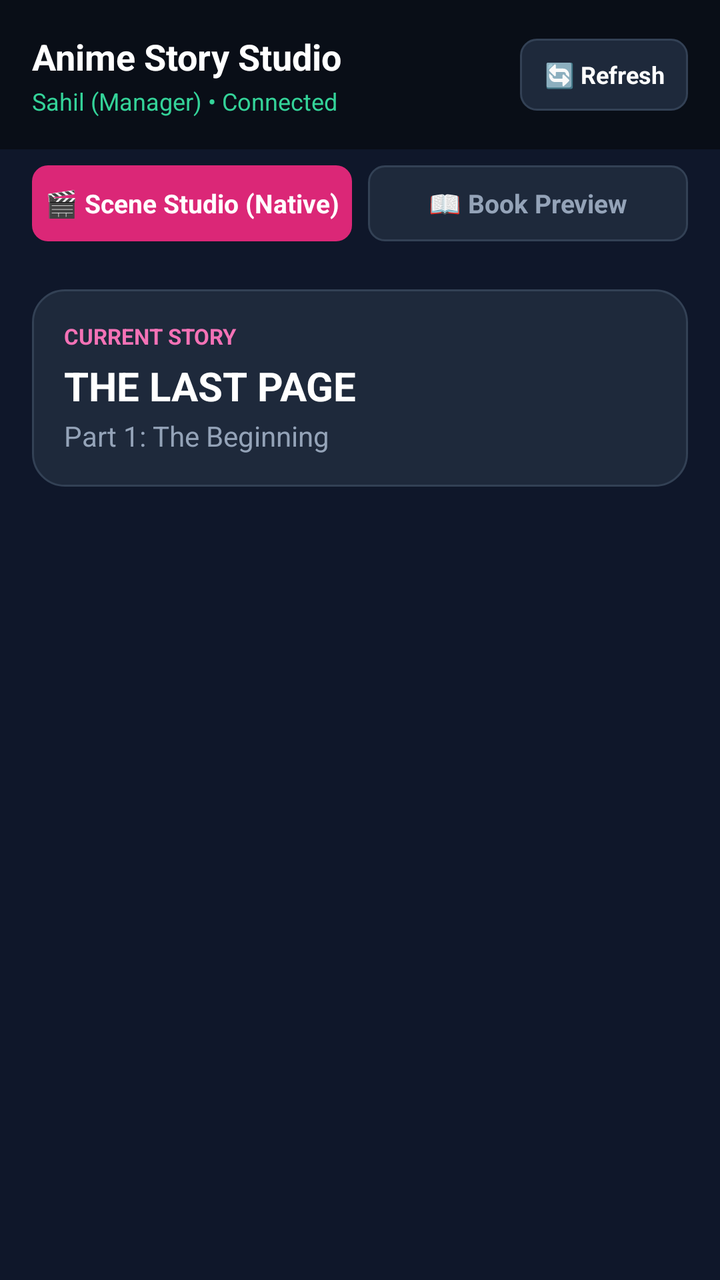
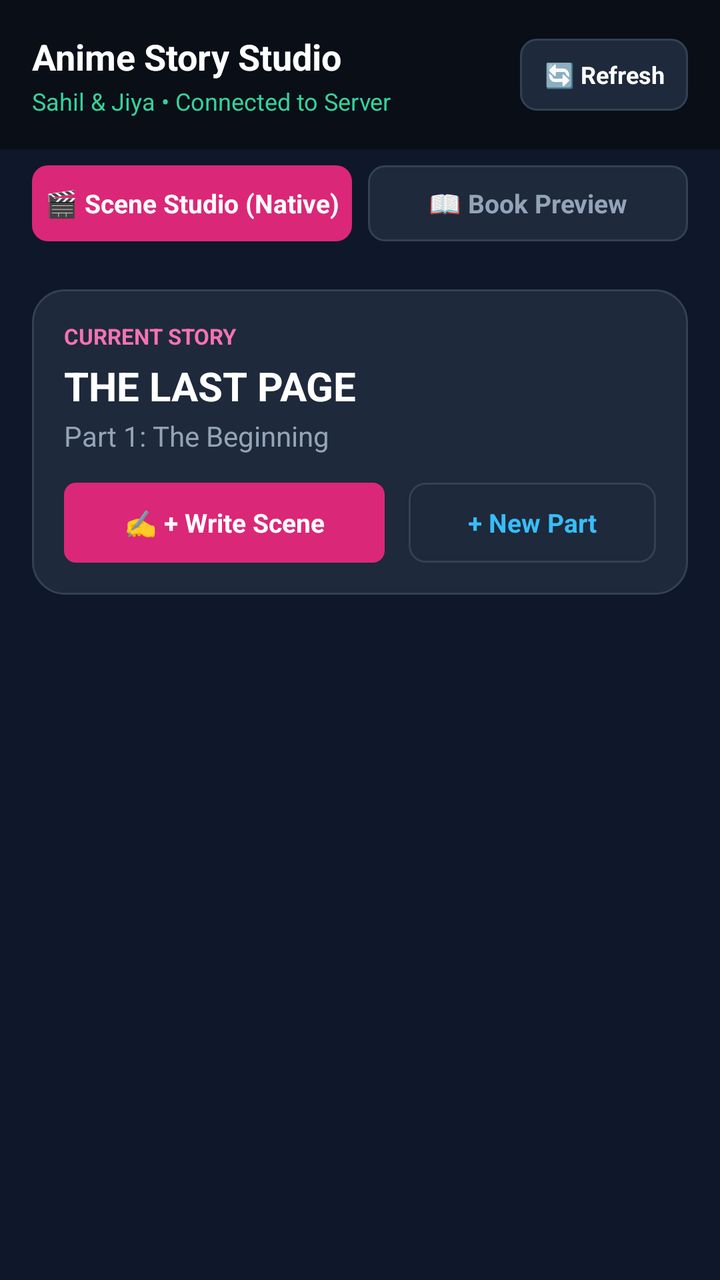

Before-and-after screenshots of an Android layout around one commit, followed by the original layout XML and the change that was made.
<!-- AndroidManifest.xml: application theme AppTheme -->
<!-- res/layout/activity_main.xml -->
<?xml version="1.0" encoding="utf-8"?>
<LinearLayout xmlns:android="http://schemas.android.com/apk/res/android"
    android:layout_width="match_parent"
    android:layout_height="match_parent"
    android:orientation="vertical"
    android:background="#0f172a">

    
    <LinearLayout
        android:layout_width="match_parent"
        android:layout_height="wrap_content"
        android:orientation="horizontal"
        android:padding="16dp"
        android:gravity="center_vertical"
        android:background="#090e17">

        <LinearLayout
            android:layout_width="0dp"
            android:layout_height="wrap_content"
            android:layout_weight="1"
            android:orientation="vertical">

            <TextView
                android:layout_width="wrap_content"
                android:layout_height="wrap_content"
                android:text="Anime Story Studio"
                android:textColor="#ffffff"
                android:textSize="18sp"
                android:textStyle="bold" />

            <TextView
                android:layout_width="wrap_content"
                android:layout_height="wrap_content"
                android:text="Sahil (Manager) • Connected"
                android:textColor="#34d399"
                android:textSize="12sp"
                android:layout_marginTop="2dp" />
        </LinearLayout>

        <Button
            android:id="@+id/btnRefresh"
            android:layout_width="wrap_content"
            android:layout_height="36dp"
            android:text="🔄 Refresh"
            android:textColor="#ffffff"
            android:textSize="12sp"
            android:textStyle="bold"
            android:background="@drawable/tab_unselected_bg"
            android:paddingLeft="12dp"
            android:paddingRight="12dp" />
    </LinearLayout>

    
    <LinearLayout
        android:layout_width="match_parent"
        android:layout_height="wrap_content"
        android:orientation="horizontal"
        android:paddingLeft="16dp"
        android:paddingRight="16dp"
        android:paddingTop="8dp"
        android:paddingBottom="8dp"
        android:background="#0f172a">

        <Button
            android:id="@+id/tabScenes"
            android:layout_width="0dp"
            android:layout_height="38dp"
            android:layout_weight="1"
            android:text="🎬 Scene Studio (Native)"
            android:textColor="#ffffff"
            android:textSize="13sp"
            android:textStyle="bold"
            android:background="@drawable/tab_selected_bg"
            android:layout_marginRight="4dp" />

        <Button
            android:id="@+id/tabReader"
            android:layout_width="0dp"
            android:layout_height="38dp"
            android:layout_weight="1"
            android:text="📖 Book Preview"
            android:textColor="#94a3b8"
            android:textSize="13sp"
            android:textStyle="bold"
            android:background="@drawable/tab_unselected_bg"
            android:layout_marginLeft="4dp" />
    </LinearLayout>

    
    <FrameLayout
        android:layout_width="match_parent"
        android:layout_height="match_parent">

        
        <ScrollView
            android:id="@+id/scrollViewScenes"
            android:layout_width="match_parent"
            android:layout_height="match_parent"
            android:fillViewport="true">

            <LinearLayout
                android:layout_width="match_parent"
                android:layout_height="wrap_content"
                android:orientation="vertical"
                android:padding="16dp">

                
                <LinearLayout
                    android:id="@+id/storyBanner"
                    android:layout_width="match_parent"
                    android:layout_height="wrap_content"
                    android:orientation="vertical"
                    android:background="@drawable/card_background"
                    android:padding="16dp"
                    android:layout_marginBottom="16dp">

                    <TextView
                        android:layout_width="wrap_content"
                        android:layout_height="wrap_content"
                        android:text="CURRENT STORY"
                        android:textColor="#f472b6"
                        android:textSize="11sp"
                        android:textStyle="bold" />

                    <TextView
                        android:id="@+id/txtStoryTitle"
                        android:layout_width="wrap_content"
                        android:layout_height="wrap_content"
                        android:text="THE LAST PAGE"
                        android:textColor="#ffffff"
                        android:textSize="20sp"
                        android:textStyle="bold"
                        android:layout_marginTop="4dp" />

                    <TextView
                        android:id="@+id/txtPartTitle"
                        android:layout_width="wrap_content"
                        android:layout_height="wrap_content"
                        android:text="Part 1: The Beginning"
                        android:textColor="#94a3b8"
                        android:textSize="14sp"
                        android:layout_marginTop="2dp" />
                </LinearLayout>

                
                <ProgressBar
                    android:id="@+id/progressBar"
                    android:layout_width="wrap_content"
                    android:layout_height="wrap_content"
                    android:layout_gravity="center"
                    android:layout_marginTop="32dp"
                    android:visibility="gone" />

                
                <LinearLayout
                    android:id="@+id/scenesContainer"
                    android:layout_width="match_parent"
                    android:layout_height="wrap_content"
                    android:orientation="vertical" />

            </LinearLayout>
        </ScrollView>

        
        <WebView
            android:id="@+id/readerWebView"
            android:layout_width="match_parent"
            android:layout_height="match_parent"
            android:visibility="gone" />

        
        <LinearLayout
            android:id="@+id/uploadOverlay"
            android:layout_width="match_parent"
            android:layout_height="match_parent"
            android:orientation="vertical"
            android:gravity="center"
            android:background="#cc0f172a"
            android:visibility="gone"
            android:clickable="true"
            android:focusable="true">

            <ProgressBar
                android:layout_width="56dp"
                android:layout_height="56dp" />

            <TextView
                android:id="@+id/txtUploadStatus"
                android:layout_width="wrap_content"
                android:layout_height="wrap_content"
                android:text="Uploading generated image to server..."
                android:textColor="#ffffff"
                android:textSize="16sp"
                android:textStyle="bold"
                android:layout_marginTop="16dp" />
        </LinearLayout>

    </FrameLayout>

</LinearLayout>
<!-- resources referenced by this layout -->
<resources>
  <!-- drawable card_background (drawable) -->
  <?xml version="1.0" encoding="utf-8"?>
  <shape xmlns:android="http://schemas.android.com/apk/res/android"
      android:shape="rectangle">
      <solid android:color="#1e293b" />
      <corners android:radius="16dp" />
      <stroke android:width="1dp" android:color="#334155" />
  </shape>
  <!-- drawable tab_selected_bg (drawable) -->
  <?xml version="1.0" encoding="utf-8"?>
  <shape xmlns:android="http://schemas.android.com/apk/res/android"
      android:shape="rectangle">
      <solid android:color="#db2777" />
      <corners android:radius="8dp" />
  </shape>
  <!-- drawable tab_unselected_bg (drawable) -->
  <?xml version="1.0" encoding="utf-8"?>
  <shape xmlns:android="http://schemas.android.com/apk/res/android"
      android:shape="rectangle">
      <solid android:color="#1e293b" />
      <corners android:radius="8dp" />
      <stroke android:width="1dp" android:color="#334155" />
  </shape>
  <style name="AppTheme" parent="@android:style/Theme.NoTitleBar">
          <item name="android:windowBackground">@color/background</item>
      </style>
  <color name="background">#0f172a</color>
</resources>

<!-- the commit's change to res/layout/activity_main.xml (unified diff, before → after) -->
@@ -31,7 +31,7 @@
             <TextView
                 android:layout_width="wrap_content"
                 android:layout_height="wrap_content"
-                android:text="Sahil (Manager) • Connected"
+                android:text="Sahil &amp; Jiya • Connected to Server"
                 android:textColor="#34d399"
                 android:textSize="12sp"
                 android:layout_marginTop="2dp" />
@@ -112,7 +112,7 @@
                     android:orientation="vertical"
                     android:background="@drawable/card_background"
                     android:padding="16dp"
-                    android:layout_marginBottom="16dp">
+                    android:layout_marginBottom="12dp">
 
                     <TextView
                         android:layout_width="wrap_content"
@@ -140,7 +140,53 @@
                         android:textColor="#94a3b8"
                         android:textSize="14sp"
                         android:layout_marginTop="2dp" />
+
+                    
+                    <LinearLayout
+                        android:layout_width="match_parent"
+                        android:layout_height="wrap_content"
+                        android:orientation="horizontal"
+                        android:layout_marginTop="14dp">
+
+                        <Button
+                            android:id="@+id/btnCreateScene"
+                            android:layout_width="0dp"
+                            android:layout_height="40dp"
+                            android:layout_weight="1.3"
+                            android:text="✍️ + Write Scene"
+                            android:textColor="#ffffff"
+                            android:textSize="13sp"
+                            android:textStyle="bold"
+                            android:background="@drawable/badge_scene_number"
+                            android:layout_marginRight="6dp" />
+
+                        <Button
+                            android:id="@+id/btnCreatePart"
+                            android:layout_width="0dp"
+                            android:layout_height="40dp"
+                            android:layout_weight="1"
+                            android:text="+ New Part"
+                            android:textColor="#38bdf8"
+                            android:textSize="13sp"
+                            android:textStyle="bold"
+                            android:background="@drawable/tab_unselected_bg"
+                            android:layout_marginLeft="6dp" />
+                    </LinearLayout>
                 </LinearLayout>
+
+                
+                <HorizontalScrollView
+                    android:layout_width="match_parent"
+                    android:layout_height="wrap_content"
+                    android:scrollbars="none"
+                    android:layout_marginBottom="14dp">
+
+                    <LinearLayout
+                        android:id="@+id/partsChipsContainer"
+                        android:layout_width="wrap_content"
+                        android:layout_height="wrap_content"
+                        android:orientation="horizontal" />
+                </HorizontalScrollView>
 
                 
                 <ProgressBar
<!-- resource entries referenced after the edit -->
@@ -1,5 +1,12 @@
 <!-- resources referenced by this layout -->
 <resources>
+  <!-- drawable badge_scene_number (drawable) -->
+  <?xml version="1.0" encoding="utf-8"?>
+  <shape xmlns:android="http://schemas.android.com/apk/res/android"
+      android:shape="rectangle">
+      <solid android:color="#db2777" />
+      <corners android:radius="6dp" />
+  </shape>
   <!-- drawable card_background (drawable) -->
   <?xml version="1.0" encoding="utf-8"?>
   <shape xmlns:android="http://schemas.android.com/apk/res/android"
